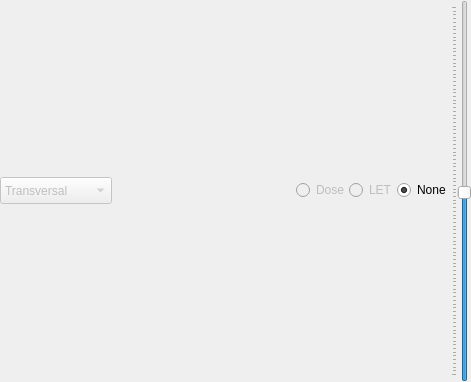
Old version of the form pytripgui/view/viewcanvas.ui in the repository pytrip/pytripgui.
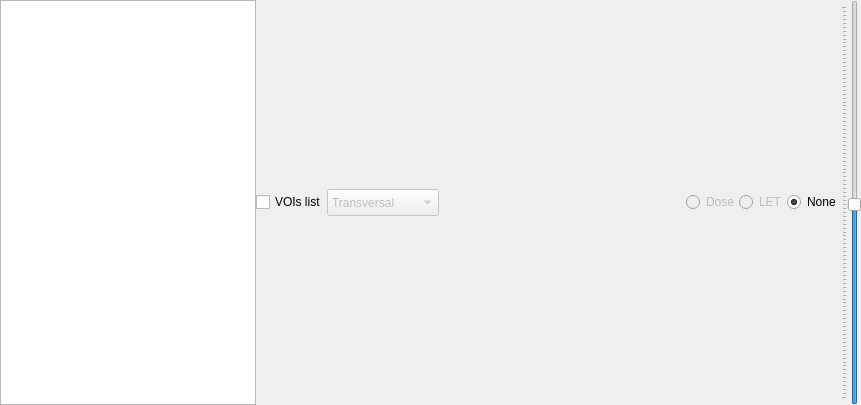
New version of the form.

The edit to the form file:
```diff
--- a/pytripgui/view/viewcanvas.ui
+++ b/pytripgui/view/viewcanvas.ui
@@ -6,8 +6,8 @@
    <rect>
     <x>0</x>
     <y>0</y>
-    <width>471</width>
-    <height>382</height>
+    <width>861</width>
+    <height>405</height>
    </rect>
   </property>
   <property name="sizePolicy">
@@ -35,13 +35,24 @@
    <property name="spacing">
     <number>0</number>
    </property>
-   <item row="0" column="0">
+   <item row="0" column="2">
     <layout class="QVBoxLayout" name="verticalLayout">
      <item>
       <layout class="QHBoxLayout" name="horizontalLayout_2">
        <property name="sizeConstraint">
         <enum>QLayout::SetMinimumSize</enum>
        </property>
+       <item>
+        <layout class="QVBoxLayout" name="verticalLayout_2">
+         <item>
+          <widget class="QCheckBox" name="voiList_checkBox">
+           <property name="text">
+            <string>VOIs list</string>
+           </property>
+          </widget>
+         </item>
+        </layout>
+       </item>
        <item>
         <widget class="QComboBox" name="perspective_comboBox">
          <property name="enabled">
@@ -136,7 +147,7 @@
      </item>
     </layout>
    </item>
-   <item row="0" column="1">
+   <item row="0" column="3">
     <widget class="QSlider" name="position_slider">
      <property name="sliderPosition">
       <number>49</number>
@@ -149,6 +160,28 @@
      </property>
     </widget>
    </item>
+   <item row="0" column="1">
+    <widget class="QListWidget" name="voi_listWidget">
+     <property name="enabled">
+      <bool>true</bool>
+     </property>
+     <property name="sizePolicy">
+      <sizepolicy hsizetype="Minimum" vsizetype="Minimum">
+       <horstretch>0</horstretch>
+       <verstretch>0</verstretch>
+      </sizepolicy>
+     </property>
+     <property name="minimumSize">
+      <size>
+       <width>0</width>
+       <height>0</height>
+      </size>
+     </property>
+     <property name="showDropIndicator" stdset="0">
+      <bool>true</bool>
+     </property>
+    </widget>
+   </item>
   </layout>
  </widget>
  <resources/>
```
